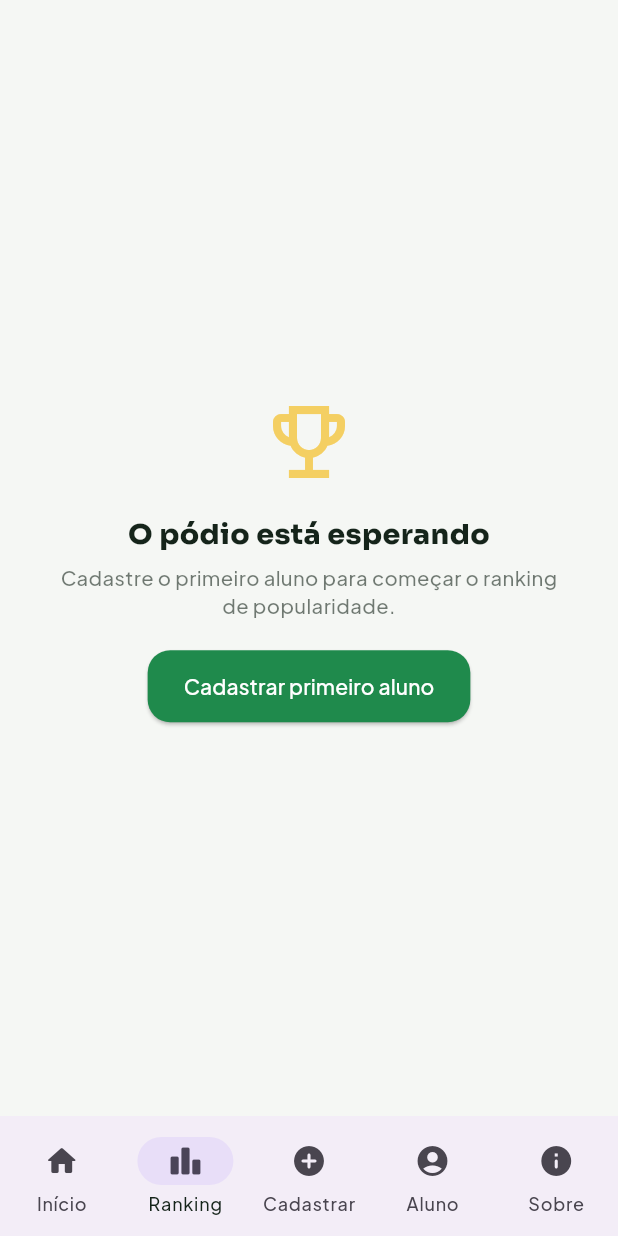
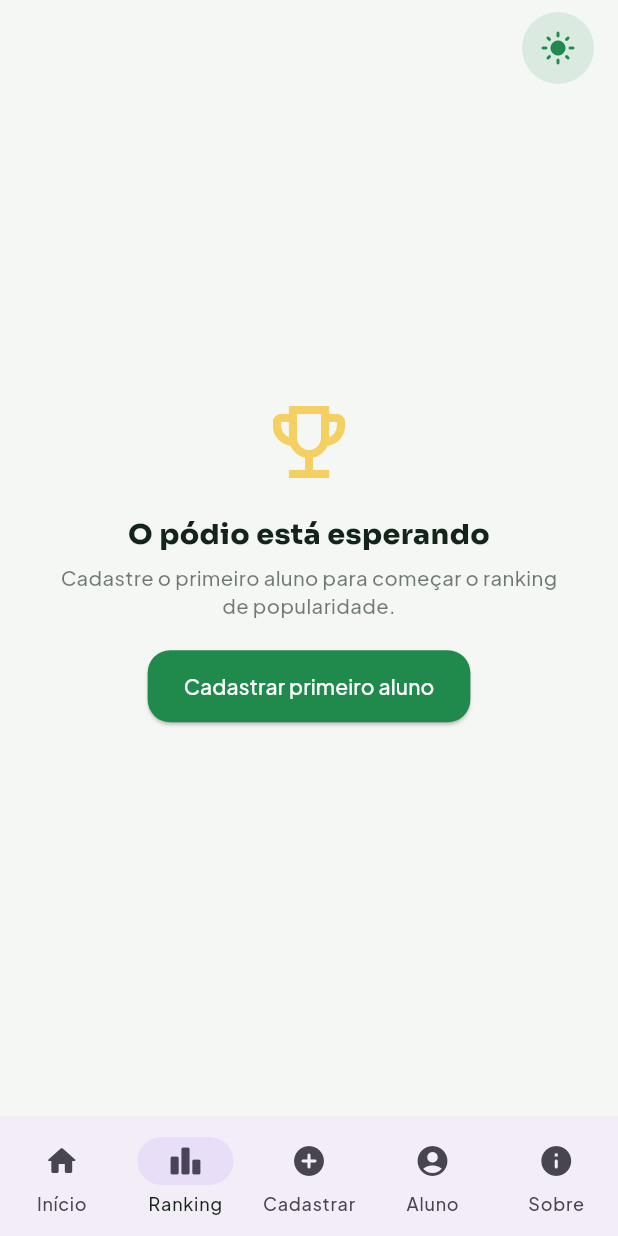
Before and after one commit to yoshimidevz/piramidgameifpr, a Flutter app: the screen it shows after launch, item 2 of the bottom bar chosen, on a phone screen of 412 x 824 dp. Run offline on Flutter 3.47's test engine with Material 3 defaults, Android fonts, the phone set to English and light mode, and no system bars; our stand-ins replace go_router, google_fonts, shared_preferences, signals.

Commit message:
feat: implementa alternancia de tema (botao funcional) conectado ao ThemeUseCasesFacade

```diff
--- a/lib/core/di/injection_container.dart
+++ b/lib/core/di/injection_container.dart
@@ -21,6 +21,7 @@ import '../../features/theme_settings/domain/repositories/theme_repository.dart'
 import '../../features/theme_settings/domain/usecases/get_theme_mode_usecase.dart';
 import '../../features/theme_settings/domain/usecases/toggle_theme_usecase.dart';
 import '../../features/theme_settings/facade/theme_usecases_facade.dart';
+import '../../features/theme_settings/presentation/viewmodels/theme_viewmodel.dart';
 
 class InjectionContainer {
   InjectionContainer._();
@@ -40,6 +41,7 @@ class InjectionContainer {
   late final StudentFormViewModel studentFormViewModel;
   late final RankingViewModel rankingViewModel;
   late final StudentDetailViewModel studentDetailViewModel;
+  late final ThemeViewModel themeViewModel;
 
   bool _initialized = false;
 
@@ -71,6 +73,7 @@ class InjectionContainer {
     studentFormViewModel = StudentFormViewModel(studentFacade);
     rankingViewModel = RankingViewModel(studentFacade);
     studentDetailViewModel = StudentDetailViewModel(studentFacade);
+    themeViewModel = ThemeViewModel(themeFacade);
 
     _initialized = true;
   }
--- a/lib/core/router/app_shell.dart
+++ b/lib/core/router/app_shell.dart
@@ -1,6 +1,9 @@
 import 'package:flutter/material.dart';
 import 'package:go_router/go_router.dart';
+import 'package:signals/signals_flutter.dart';
 import '../di/injection_container.dart';
+import '../theme/app_colors.dart';
+import '../../features/theme_settings/domain/entities/app_theme_mode.dart';
 
 class AppShell extends StatelessWidget {
   final StatefulNavigationShell navigationShell;
@@ -32,7 +35,18 @@ class AppShell extends StatelessWidget {
   @override
   Widget build(BuildContext context) {
     return Scaffold(
-      body: navigationShell,
+      body: Stack(
+        children: [
+          navigationShell,
+          Positioned(
+            top: 8,
+            right: 16,
+            child: SafeArea(
+              child: _ThemeToggleButton(),
+            ),
+          ),
+        ],
+      ),
       bottomNavigationBar: NavigationBar(
         selectedIndex: navigationShell.currentIndex,
         onDestinationSelected: _onTap,
@@ -47,3 +61,30 @@ class AppShell extends StatelessWidget {
     );
   }
 }
+
+class _ThemeToggleButton extends StatelessWidget {
+  const _ThemeToggleButton();
+
+  @override
+  Widget build(BuildContext context) {
+    final viewModel = InjectionContainer.instance.themeViewModel;
+
+    return Watch((context) {
+      final isDark = viewModel.mode.value.isDark;
+
+      return Container(
+        decoration: BoxDecoration(
+          color: AppColors.green.withOpacity(.12),
+          borderRadius: BorderRadius.circular(99),
+        ),
+        child: IconButton(
+          onPressed: viewModel.toggle,
+          icon: Icon(
+            isDark ? Icons.dark_mode_rounded : Icons.light_mode_rounded,
+            color: AppColors.green,
+          ),
+        ),
+      );
+    });
+  }
+}
--- /dev/null
+++ b/lib/features/theme_settings/presentation/viewmodels/theme_viewmodel.dart
@@ -0,0 +1,33 @@
+import 'package:signals/signals.dart';
+import '../../domain/entities/app_theme_mode.dart';
+import '../../facade/theme_usecases_facade.dart';
+
+class ThemeViewModel {
+  final ThemeUseCasesFacade _facade;
+
+  ThemeViewModel(this._facade) {
+    _loadInitialTheme();
+  }
+
+  final mode = signal<AppThemeMode>(AppThemeMode.light);
+
+  Future<void> _loadInitialTheme() async {
+    final result = await _facade.getThemeMode();
+    result.when(
+      onSuccess: (loadedMode) => mode.value = loadedMode,
+      onFailure: (_) {},
+    );
+  }
+
+  Future<void> toggle() async {
+    final result = await _facade.toggleTheme(mode.value);
+    result.when(
+      onSuccess: (newMode) => mode.value = newMode,
+      onFailure: (_) {},
+    );
+  }
+
+  void dispose() {
+    mode.dispose();
+  }
+}
--- a/lib/main.dart
+++ b/lib/main.dart
@@ -1,7 +1,9 @@
 import 'package:flutter/material.dart';
+import 'package:signals/signals_flutter.dart';
 import 'core/theme/app_theme.dart';
 import 'core/router/app_router.dart';
 import 'core/di/injection_container.dart';
+import '../../features/theme_settings/domain/entities/app_theme_mode.dart';
 
 void main() async {
   WidgetsFlutterBinding.ensureInitialized();
@@ -14,13 +16,17 @@ class PiramidGameApp extends StatelessWidget {
 
   @override
   Widget build(BuildContext context) {
+    return Watch((context) {
+      final themeMode = InjectionContainer.instance.themeViewModel.mode.value;
+
       return MaterialApp.router(
         debugShowCheckedModeBanner: false,
         title: 'PiramidGame',
         theme: AppTheme.light,
         darkTheme: AppTheme.dark,
-      themeMode: ThemeMode.light,
+        themeMode: themeMode.isDark ? ThemeMode.dark : ThemeMode.light,
         routerConfig: AppRouter.router,
       );
+    });
   }
 }
```
Lines whose indentation alone changed are shown as unchanged.
